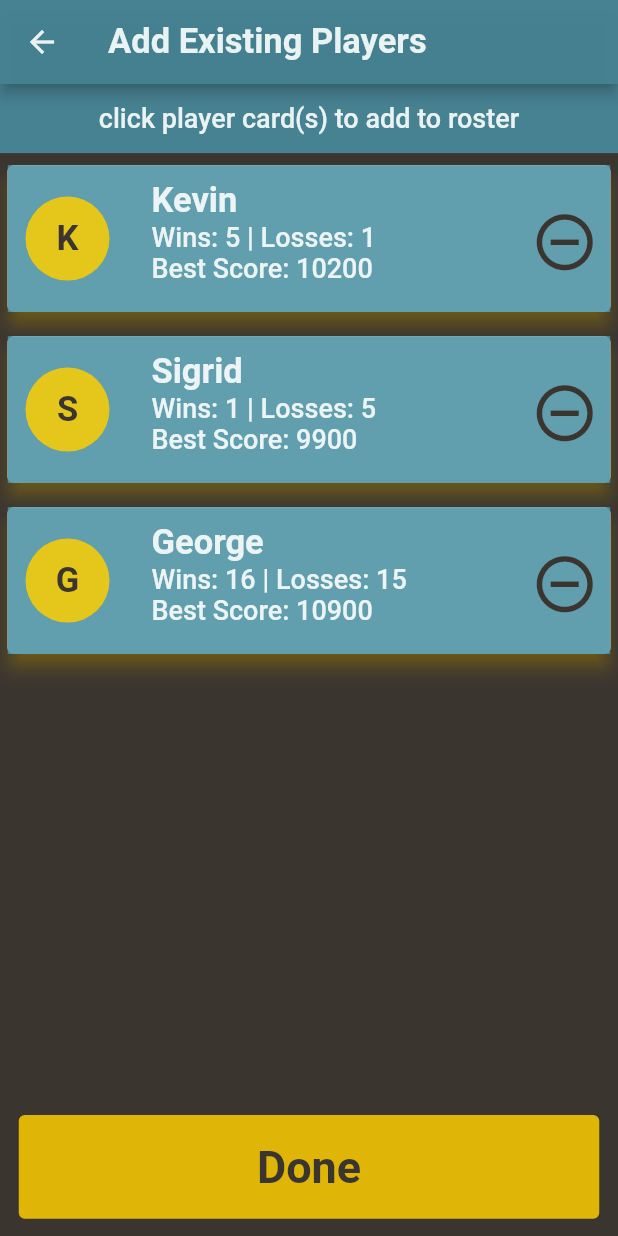
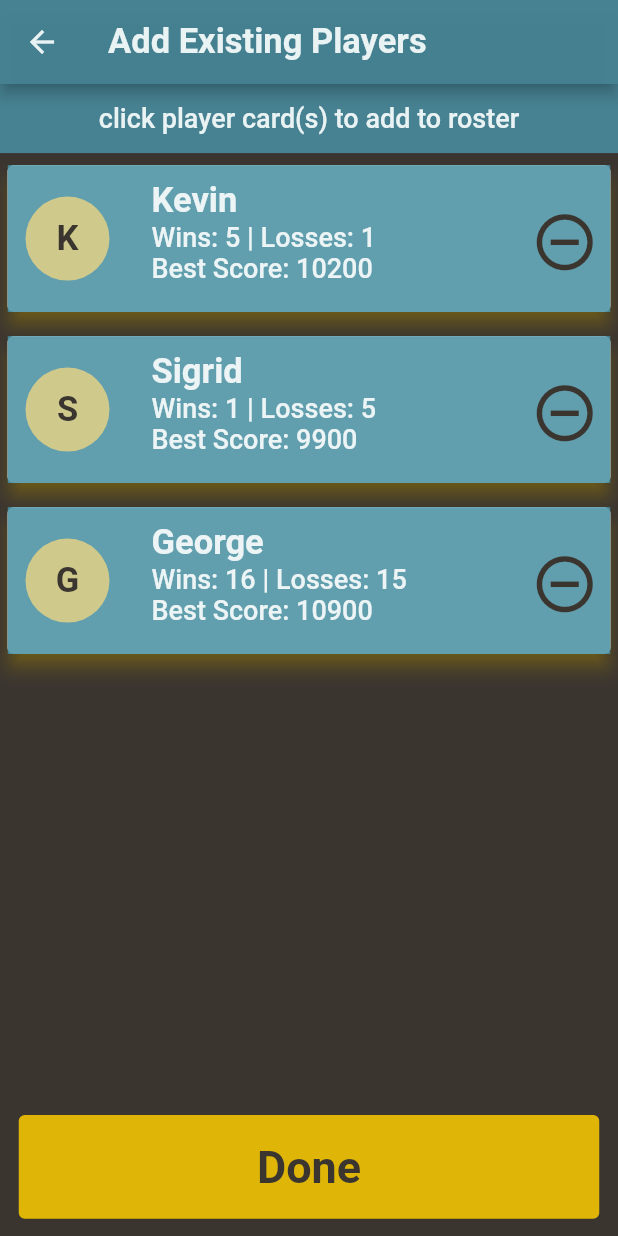
Before and after one commit to Kgresmer/farkle_scoreboard, a Flutter app: the AddExistingPlayerScreen screen opened by its route, on a phone screen of 412 x 824 dp. Run offline on Flutter 3.47's test engine with Material 2 defaults, Android fonts, the phone set to English and light mode, and no system bars; our stand-ins replace audioplayers, vibration.

Commit message:
Adding fun avatar colors and beginning of file storage.

```diff
--- /dev/null
+++ b/lib/FileService.dart
@@ -0,0 +1,32 @@
+import 'dart:io';
+import 'package:path_provider/path_provider.dart';
+
+class FileService {
+
+  static Future<String> get _localPath async {
+    final directory = await getApplicationDocumentsDirectory();
+    return directory.path;
+  }
+
+  static Future<File> get _localFile async {
+    final path = await _localPath;
+    return File('$path/data.txt');
+  }
+
+  static Future<String> readcontent() async {
+    try {
+      final file = await _localFile;
+      String contents = await file.readAsString();
+      // TODO turn into players
+      return contents;
+    } catch (e) {
+      return 'Error';
+    }
+  }
+
+  static Future<File> writeContent(String content) async {
+    final file = await _localFile;
+    print('writing $content');
+    return file.writeAsString(content);
+  }
+}
--- a/lib/main.dart
+++ b/lib/main.dart
@@ -1,5 +1,4 @@
-import 'package:farkle_scoreboard/screens/game_over_screen.dart';
-
+import './screens/game_over_screen.dart';
 import './providers/scoreboard.dart';
 import './providers/roster.dart';
 import './screens/add_existing_player_screen.dart';
--- a/lib/models/Player.dart
+++ b/lib/models/Player.dart
@@ -1,20 +1,23 @@
-import 'package:flutter/foundation.dart';
+import 'package:farkle_scoreboard/models/AvatarColors.dart';
+import 'package:flutter/material.dart';
 import 'package:uuid/uuid.dart';
+import 'dart:math';
 
 class Player {
   String id;
   final String name;
-  final int color;
+  Color color;
   int wins;
   int losses;
   int bestScore;
 
   Player(
       {@required this.name,
-      @required this.color,
       this.bestScore = 0,
       this.losses = 0,
       this.wins = 0}) {
+    final _random = new Random();
+    color = AvatarColors.getAvatarColor(_random.nextInt(10));
     id = Uuid().v4();
   }
 }
--- a/lib/providers/existing_players.dart
+++ b/lib/providers/existing_players.dart
@@ -5,17 +5,14 @@ import 'package:flutter/material.dart';
 class ExistingPlayers with ChangeNotifier {
   static List<Player> staticPlayers = [
     Player(name: 'Kevin',
-        color: 1,
         wins: 5,
         losses: 1,
         bestScore: 10200),
     Player(name: 'Sigrid',
-        color: 2,
         wins: 1,
         losses: 5,
         bestScore: 9900),
     Player(name: 'George',
-        color: 4,
         wins: 16,
         losses: 15,
         bestScore: 10900),
--- a/lib/screens/fill_roster_screen.dart
+++ b/lib/screens/fill_roster_screen.dart
@@ -84,7 +84,7 @@ class FillRosterScreen extends StatelessWidget {
                               child: CircleAvatar(
                                   radius: 40,
                                   backgroundColor:
-                                      Theme.of(context).shadowColor,
+                                      rosterPlayers[index].player.color,
                                   child: Padding(
                                       padding: const EdgeInsets.all(5),
                                       child: FittedBox(
--- a/lib/screens/landing_screen.dart
+++ b/lib/screens/landing_screen.dart
@@ -1,3 +1,4 @@
+import '../FileService.dart';
 import './add_existing_player_screen.dart';
 import './fill_roster_screen.dart';
 import 'package:flutter/material.dart';
@@ -7,6 +8,7 @@ class LandingScreen extends StatelessWidget {
   static const routeName = '/landing';
 
   void navToScoreAGame(BuildContext ctx) {
+    FileService.writeContent('Things');
     HapticFeedback.heavyImpact();
     Navigator.of(ctx).pushNamed(FillRosterScreen.routeName);
   }
--- a/lib/widgets/existing_player_list.dart
+++ b/lib/widgets/existing_player_list.dart
@@ -1,5 +1,5 @@
-import 'package:farkle_scoreboard/providers/roster.dart';
-
+import '../FileService.dart';
+import '../providers/roster.dart';
 import '../models/ExistingPlayer.dart';
 import '../models/RosterPlayer.dart';
 import '../providers/existing_players.dart';
@@ -28,13 +28,22 @@ class _ExistingPlayerListState extends State<ExistingPlayerList> {
   }
 
   @override
+  void initState() {
+    super.initState();
+    FileService.readcontent().then((String content) => {
+      print(content)
+    });
+  }
+
+  @override
   Widget build(BuildContext context) {
     final existingPlayersData = Provider.of<ExistingPlayers>(context);
     final existingPlayers = existingPlayersData.players.values.toList();
     final rosterPlayersData = Provider.of<Roster>(context);
     final rosterPlayers = rosterPlayersData.players;
     RosterPlayer rosterPlayer = null;
-    existingPlayers.forEach((ep) => {
+    existingPlayers.forEach((ep) =>
+    {
       rosterPlayer = rosterPlayers.firstWhere(
               (rp) => rp.player.id == ep.player.id,
           orElse: () => null),
@@ -47,17 +56,21 @@ class _ExistingPlayerListState extends State<ExistingPlayerList> {
     void removeExistingPlayer(ExistingPlayer existingPlayer) {
       showDialog(
         context: context,
-        builder: (context) => new AlertDialog(
+        builder: (context) =>
+        new AlertDialog(
           title: new Text('Are you sure?'),
-          content: new Text('Removing this player will erase them and all their history'),
+          content: new Text(
+              'Removing this player will erase them and all their history'),
           actions: <Widget>[
             TextButton(
               onPressed: () => Navigator.of(context).pop(false),
               child: new Text('No'),
             ),
             TextButton(
-              onPressed: () => {
-                Provider.of<ExistingPlayers>(context, listen: false).removePlayer(existingPlayer),
+              onPressed: () =>
+              {
+                Provider.of<ExistingPlayers>(context, listen: false)
+                    .removePlayer(existingPlayer),
                 Navigator.of(context).pop(false)
               },
               child: new Text('Yes'),
@@ -78,8 +91,12 @@ class _ExistingPlayerListState extends State<ExistingPlayerList> {
             horizontal: 5,
           ),
           child: ListTile(
-              tileColor: Theme.of(context).dividerColor,
-              selectedTileColor: Theme.of(context).shadowColor,
+              tileColor: Theme
+                  .of(context)
+                  .dividerColor,
+              selectedTileColor: Theme
+                  .of(context)
+                  .shadowColor,
               selected: existingPlayers[index].selected,
               onTap: () => selectPlayer(existingPlayers[index]),
               isThreeLine: true,
@@ -88,14 +105,14 @@ class _ExistingPlayerListState extends State<ExistingPlayerList> {
                 height: double.infinity,
                 child: CircleAvatar(
                     radius: 40,
-                    backgroundColor: Theme.of(context).shadowColor,
+                    backgroundColor: existingPlayers[index].player.color,
                     child: Padding(
                         padding: const EdgeInsets.all(5),
                         child: FittedBox(
                           child: existingPlayers[index].selected
                               ? Icon(
                             Icons.check,
-                                  size: 40,
+                            size: 40
                           )
                               : Text(
                               existingPlayers[index]
@@ -103,36 +120,62 @@ class _ExistingPlayerListState extends State<ExistingPlayerList> {
                                   .name
                                   .substring(0, 1),
                               style:
-                                      Theme.of(context).textTheme.titleLarge),
+                              Theme
+                                  .of(context)
+                                  .textTheme
+                                  .titleLarge),
                         ))),
               ),
               title: Text(
                 existingPlayers[index].player.name,
                 style: existingPlayers[index].selected
-                    ? Theme.of(context).textTheme.bodyMedium
-                    : Theme.of(context).textTheme.headlineLarge,
+                    ? Theme
+                    .of(context)
+                    .textTheme
+                    .bodyMedium
+                    : Theme
+                    .of(context)
+                    .textTheme
+                    .headlineLarge,
               ),
               subtitle: Column(
                   mainAxisAlignment: MainAxisAlignment.start,
                   crossAxisAlignment: CrossAxisAlignment.start,
                   children: <Widget>[
                     Text(
-                        'Wins: ${existingPlayers[index].player.wins} | Losses: ${existingPlayers[index].player.losses}',
+                        'Wins: ${existingPlayers[index].player
+                            .wins} | Losses: ${existingPlayers[index].player
+                            .losses}',
                         style: existingPlayers[index].selected
-                            ? Theme.of(context).textTheme.bodySmall
-                            : Theme.of(context).textTheme.headlineMedium),
+                            ? Theme
+                            .of(context)
+                            .textTheme
+                            .bodySmall
+                            : Theme
+                            .of(context)
+                            .textTheme
+                            .headlineMedium),
                     Text(
-                        'Best Score: ${existingPlayers[index].player.bestScore}',
+                        'Best Score: ${existingPlayers[index].player
+                            .bestScore}',
                         style: existingPlayers[index].selected
-                            ? Theme.of(context).textTheme.bodySmall
-                            : Theme.of(context).textTheme.headlineMedium),
+                            ? Theme
+                            .of(context)
+                            .textTheme
+                            .bodySmall
+                            : Theme
+                            .of(context)
+                            .textTheme
+                            .headlineMedium),
                   ]),
               trailing: IconButton(
                 icon: const Icon(
                   Icons.remove_circle_outline,
                 ),
                 iconSize: 45,
-                color: Theme.of(context).canvasColor,
+                color: Theme
+                    .of(context)
+                    .canvasColor,
                 onPressed: () => removeExistingPlayer(existingPlayers[index]),
               )),
         );
--- a/lib/widgets/new_player.dart
+++ b/lib/widgets/new_player.dart
@@ -17,7 +17,7 @@ class _NewPlayerState extends State<NewPlayer> {
   void _submitData() {
     final nameInput = _nameController.text;
     if (nameInput.isEmpty) return;
-    var newPlayer = new Player(name: nameInput, color: 1);
+    var newPlayer = new Player(name: nameInput);
 
     Provider.of<Roster>(context, listen: false).addPlayer(newPlayer);
     Provider.of<ExistingPlayers>(context, listen: false)
--- a/pubspec.yaml
+++ b/pubspec.yaml
@@ -31,6 +31,7 @@ dependencies:
   cupertino_icons: ^1.0.0
   provider: ^6.0.0
   uuid: ^3.0.4
+  path_provider: ^2.0.9
 
 dev_dependencies:
   flutter_test:
```
Also changed, not shown: lib/models/AvatarColors.dart (added, +20 -0 lines), pubspec.lock. Lines whose indentation alone changed are shown as unchanged.
